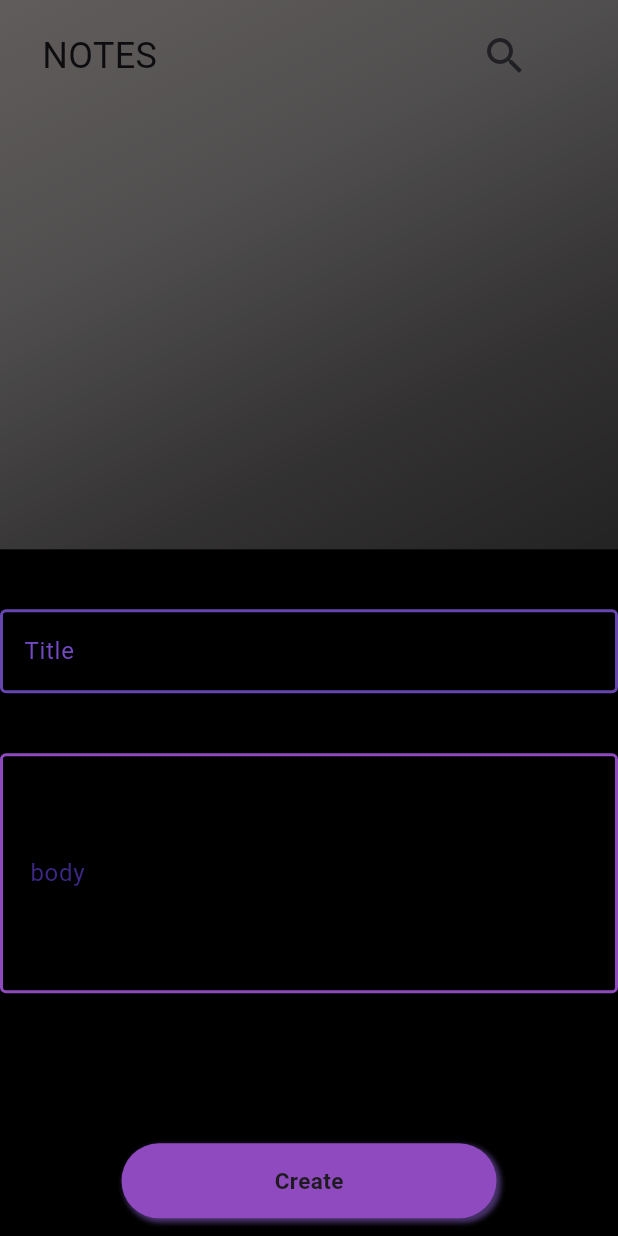
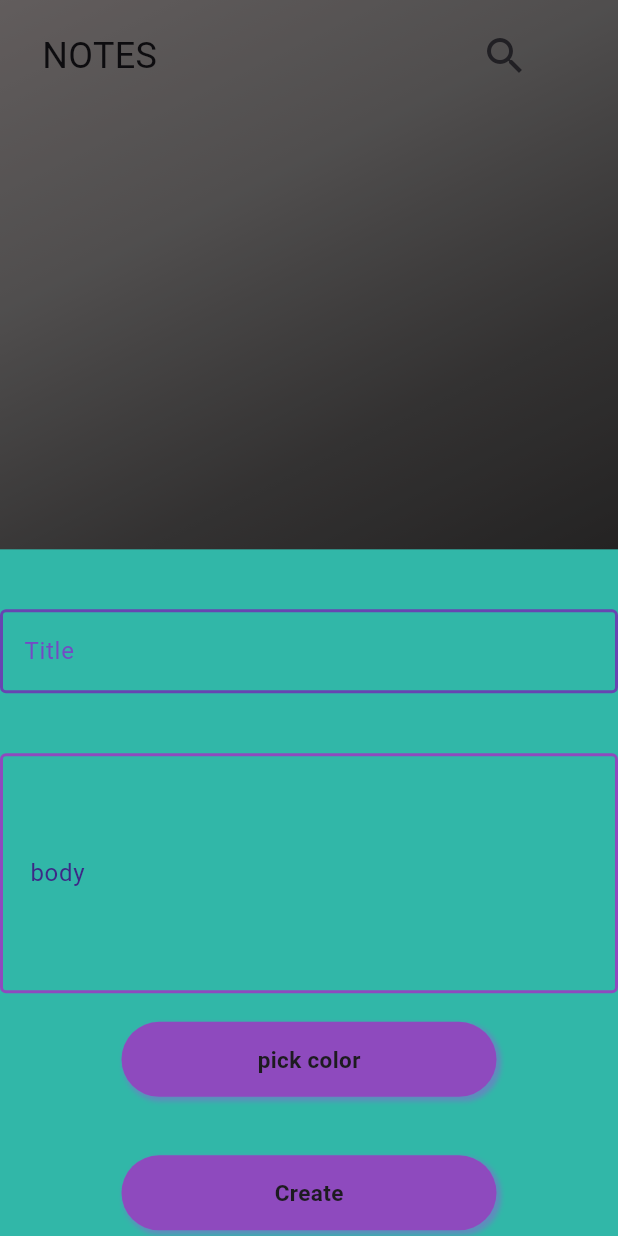
Before and after one commit to YHYA-FR/note_app, a Flutter app: the screen it shows after launch, after a tap on the "add" icon, on a phone screen of 412 x 824 dp. Run offline on Flutter 3.47's test engine with Material 3 defaults, Android fonts, the phone set to English and light mode, and no system bars; our stand-ins replace flutter_colorpicker, get, hive, hive_flutter; accounts and stored records are empty; Roboto replaces fonts that are missing (PlayfairDisplay).

Commit message:
add color picker first version

```diff
--- a/lib/companent/AddNoteForm.dart
+++ b/lib/companent/AddNoteForm.dart
@@ -1,6 +1,8 @@
 
 import 'package:flutter/cupertino.dart';
 import 'package:flutter/material.dart';
+import 'package:flutter_colorpicker/flutter_colorpicker.dart';
+import 'package:get/get.dart';
 import 'package:notes/companent/customBotton.dart';
 import 'package:notes/companent/textFieldBody.dart';
 import 'package:notes/companent/textFieldtitle.dart';
@@ -26,7 +28,7 @@ class _AddNoteFormState extends State<AddNoteForm> {
   String? title;
   String? body;
   noteModle? note;
-
+  Color color =Colors.black87;
   @override
   Widget build(BuildContext context) {
     return Form(
@@ -45,7 +47,40 @@ class _AddNoteFormState extends State<AddNoteForm> {
             },
           ),
           Padding(
-            padding: const EdgeInsets.only(top: 90),
+            padding: const EdgeInsets.only(top: 9),
+            child: costomBotton(
+              buttonText: 'pick color',
+              bottonColor: Color.fromARGB(255, 142, 74, 190),
+              shadow: Color.fromARGB(255, 141, 97, 211),
+              ontap: () {
+                Get.dialog(
+
+                  Material(
+                    color: Colors.white38,
+
+                    child: Container(
+                      height: 200,
+                      child: SingleChildScrollView(
+                      child: ColorPicker(
+
+                        onColorChanged:(value) {
+                          color=value;
+                          print(value);
+                        },
+                        pickerColor: Color(0xfffffff),
+                        paletteType: PaletteType.hueWheel,
+                      ),
+                ),
+                    ),
+                  ),
+
+                );
+
+              },
+            ),
+          ),
+          Padding(
+            padding: const EdgeInsets.only(top: 19),
             child: costomBotton(
               buttonText: 'Create',
               bottonColor: Color.fromARGB(255, 142, 74, 190),
@@ -53,10 +88,11 @@ class _AddNoteFormState extends State<AddNoteForm> {
               ontap: () {
                 if (globalKey.currentState!.validate()) {
                   globalKey.currentState!.save();
+
                   widget.c.addNote(
                     noteModle(
                         body: body!,
-                        color: Colors.purple.value,
+                        color: color.value,
                         date: DateTime.now().toString(),
                         title: title!),
                   );
--- a/lib/view/home.dart
+++ b/lib/view/home.dart
@@ -56,7 +56,7 @@ class home extends StatelessWidget {
                   Container(
                     height: MediaQuery.sizeOf(context).height / 1.8,
                     decoration: const BoxDecoration(
-                      color: Color.fromARGB(255, 0, 0, 0),
+                      color: Color.fromARGB(255, 49, 183, 168),
                     ),
                     child: AddNoteForm(c: c),
                   ),
--- a/pubspec.yaml
+++ b/pubspec.yaml
@@ -39,6 +39,7 @@ dependencies:
   hive: ^2.2.3
   hive_flutter: ^1.1.0
   hive_generator: ^2.0.1
+  flutter_colorpicker: ^1.0.3
 
 dev_dependencies:
   flutter_test:
```
Also changed, not shown: pubspec.lock.
